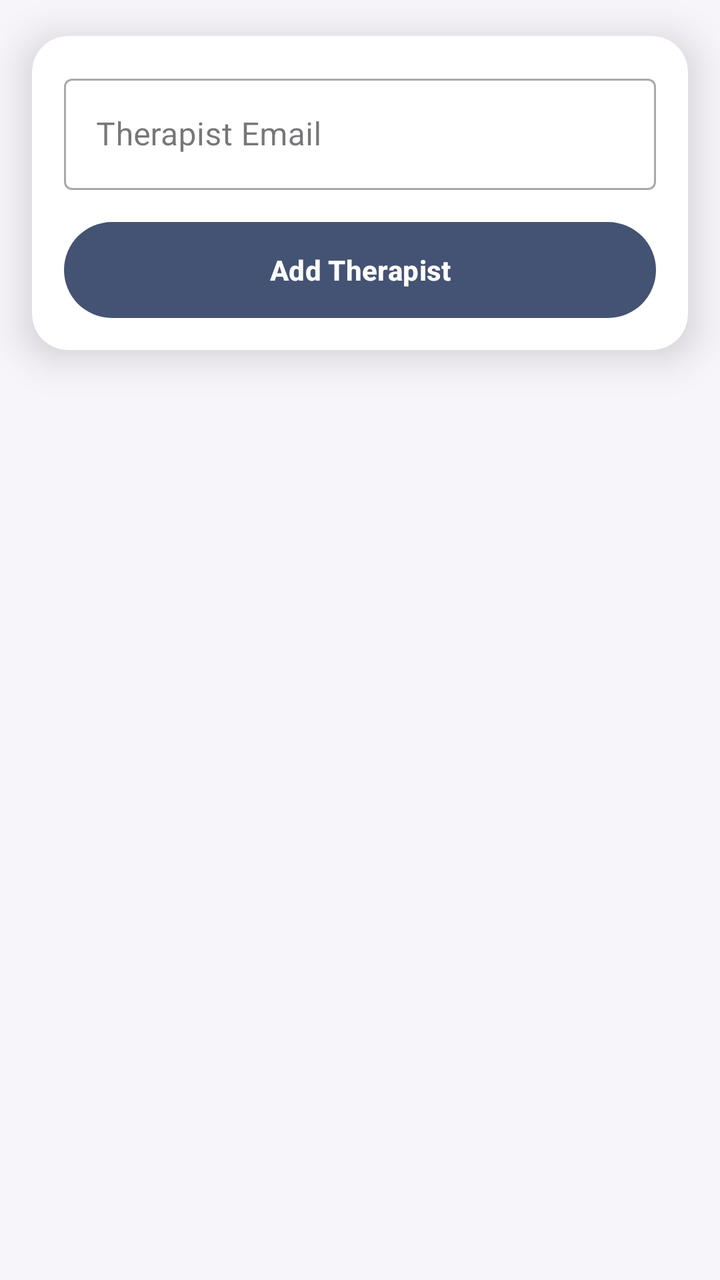
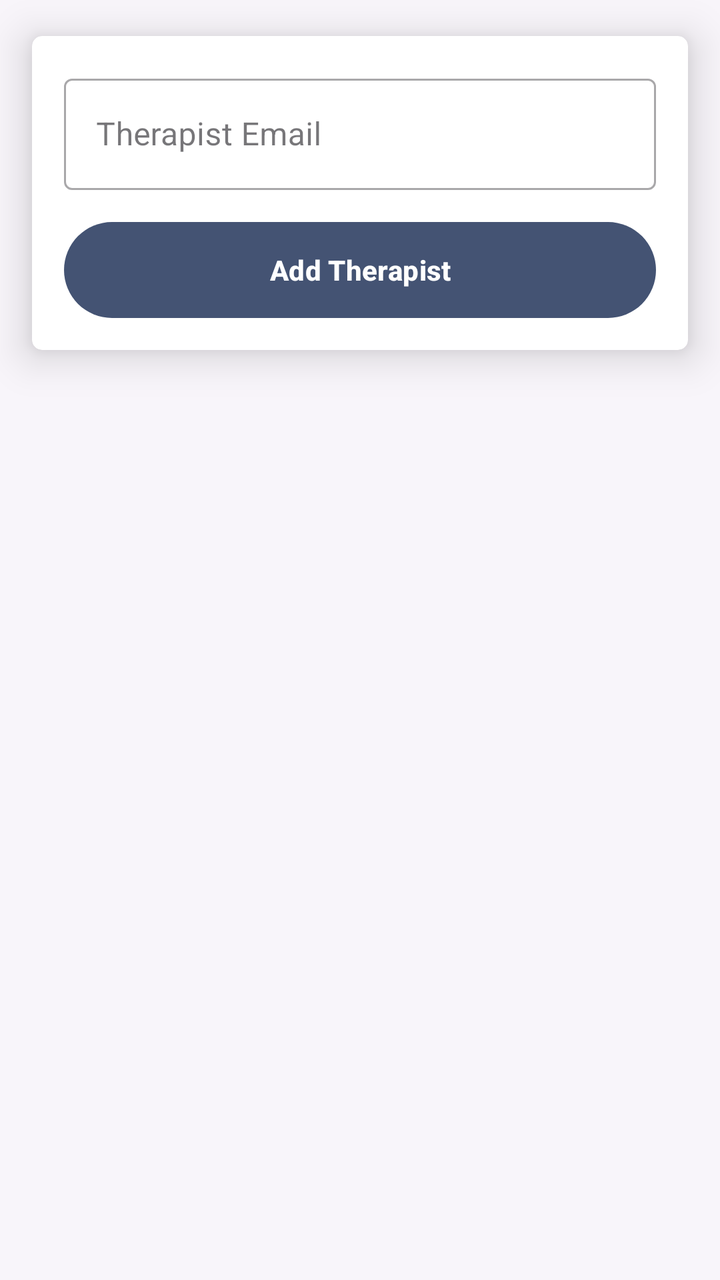

Two renders of the same Android screen: before a commit and after it. Below are the layout's source before the change and the commit's diff.
<!-- AndroidManifest.xml: application theme AppTheme -->
<!-- res/layout/fragment_add_therapist.xml -->
<?xml version="1.0" encoding="utf-8"?>
<layout xmlns:android="http://schemas.android.com/apk/res/android" xmlns:app="http://schemas.android.com/apk/res-auto">
    <androidx.constraintlayout.widget.ConstraintLayout
        android:layout_width="match_parent" android:layout_height="match_parent"
        android:background="@color/clinicScreenBackground" android:fitsSystemWindows="true">
        <TextView
            android:id="@+id/errorTextView"
            android:layout_width="0dp"
            android:layout_height="wrap_content"
            android:layout_marginStart="16dp"
            android:layout_marginTop="16dp"
            android:layout_marginEnd="16dp"
            android:background="@drawable/bg_login_error"
            android:gravity="center_vertical"
            android:includeFontPadding="false"
            android:paddingStart="12dp"
            android:paddingTop="10dp"
            android:paddingEnd="12dp"
            android:paddingBottom="10dp"
            android:textColor="@color/offlineRedOutlineDark"
            android:textSize="13sp"
            android:textStyle="bold"
            android:visibility="gone"
            app:layout_constraintEnd_toEndOf="parent"
            app:layout_constraintStart_toStartOf="parent"
            app:layout_constraintTop_toTopOf="parent" />
        <com.google.android.material.card.MaterialCardView
            android:layout_width="match_parent" android:layout_height="wrap_content"
            android:layout_marginStart="16dp" android:layout_marginTop="18dp" android:layout_marginEnd="16dp"
            app:cardBackgroundColor="@color/clinicCardBackground" app:cardCornerRadius="18dp" app:cardElevation="12dp"
            app:strokeColor="@android:color/transparent" app:strokeWidth="0dp"
            app:layout_constraintEnd_toEndOf="parent" app:layout_constraintStart_toStartOf="parent"
            app:layout_constraintTop_toBottomOf="@id/errorTextView">
            <LinearLayout
                android:layout_width="match_parent" android:layout_height="wrap_content"
                android:orientation="vertical" android:padding="16dp">
                <com.google.android.material.textfield.TextInputLayout
                    android:id="@+id/therapistEmailLayout" style="@style/Widget.MaterialComponents.TextInputLayout.OutlinedBox"
                    android:layout_width="match_parent" android:layout_height="wrap_content" android:hint="Therapist Email">
                    <com.google.android.material.textfield.TextInputEditText
                        android:id="@+id/therapistEmailEditText" android:layout_width="match_parent" android:layout_height="wrap_content"
                        android:inputType="textEmailAddress" />
                </com.google.android.material.textfield.TextInputLayout>
                <com.google.android.material.button.MaterialButton
                    android:id="@+id/addTherapistButton" android:layout_width="match_parent" android:layout_height="48dp"
                    android:layout_marginTop="16dp" android:background="@drawable/bg_primary_button" android:paddingHorizontal="20dp"
                    android:text="Add Therapist" android:textColor="@android:color/white" android:textStyle="bold"
                    app:backgroundTint="@null" />
            </LinearLayout>
        </com.google.android.material.card.MaterialCardView>
        <include
            android:id="@+id/loadingViewInclude" layout="@layout/view_loading" android:layout_width="match_parent" android:layout_height="match_parent"
            app:layout_constraintBottom_toBottomOf="parent" app:layout_constraintEnd_toEndOf="parent"
            app:layout_constraintStart_toStartOf="parent" app:layout_constraintTop_toTopOf="parent" />
    </androidx.constraintlayout.widget.ConstraintLayout>
</layout>
<!-- res/layout/view_loading.xml (included above) -->
<?xml version="1.0" encoding="utf-8"?>
<androidx.constraintlayout.widget.ConstraintLayout xmlns:android="http://schemas.android.com/apk/res/android"
    android:layout_width="match_parent"
    android:layout_height="match_parent">
    <LinearLayout
        android:id="@+id/loading_view"
        android:layout_width="match_parent"
        android:layout_height="match_parent"
        android:gravity="center"
        android:orientation="vertical"
        android:visibility="gone"
        android:background="#ccffffff"
        >

        <ProgressBar
            android:layout_width="wrap_content"
            android:layout_height="wrap_content" />
    </LinearLayout>
</androidx.constraintlayout.widget.ConstraintLayout>
<!-- resources referenced by this layout -->
<resources>
  <color name="clinicCardBackground">#FFFFFF</color>
  <color name="clinicScreenBackground">#F8F5FA</color>
  <color name="offlineRedOutlineDark">#B15853</color>
  <!-- drawable bg_login_error (drawable) -->
  <?xml version="1.0" encoding="utf-8"?>
  <shape xmlns:android="http://schemas.android.com/apk/res/android"
      android:shape="rectangle">
      <solid android:color="#FDECEA" />
      <corners android:radius="12dp" />
  </shape>
  <!-- drawable bg_primary_button (drawable) -->
  <?xml version="1.0" encoding="utf-8"?>
  <shape xmlns:android="http://schemas.android.com/apk/res/android"
      android:shape="rectangle">
      <solid android:color="@color/slateIndigo" />
      <corners android:radius="24dp" />
  </shape>
  <style name="AppTheme" parent="Theme.Material3.DayNight.NoActionBar">
          <item name="colorPrimary">@color/colorPrimary</item>
          <item name="colorPrimaryDark">@color/colorPrimaryDark</item>
          <item name="colorAccent">@color/colorAccent</item>
          <item name="android:statusBarColor">@color/slateIndigoDark</item>
          <item name="android:navigationBarColor">@android:color/white</item>
          <item name="android:windowBackground">@color/slateIndigo</item>
          <item name="android:windowLightStatusBar">false</item>
          <item name="android:windowDrawsSystemBarBackgrounds">true</item>
      </style>
  <color name="slateIndigo">#445373</color>
  <color name="colorPrimary">#445373</color>
  <color name="colorPrimaryDark">#35415A</color>
  <color name="colorAccent">#D81B60</color>
  <color name="slateIndigoDark">#3B4864</color>
</resources>

<!-- the commit's change to res/layout/fragment_add_therapist.xml (unified diff, before → after) -->
@@ -27,7 +27,7 @@
         <com.google.android.material.card.MaterialCardView
             android:layout_width="match_parent" android:layout_height="wrap_content"
             android:layout_marginStart="16dp" android:layout_marginTop="18dp" android:layout_marginEnd="16dp"
-            app:cardBackgroundColor="@color/clinicCardBackground" app:cardCornerRadius="18dp" app:cardElevation="12dp"
+            app:cardBackgroundColor="@color/clinicCardBackground" app:cardCornerRadius="@dimen/card_corner_radius" app:cardElevation="12dp"
             app:strokeColor="@android:color/transparent" app:strokeWidth="0dp"
             app:layout_constraintEnd_toEndOf="parent" app:layout_constraintStart_toStartOf="parent"
             app:layout_constraintTop_toBottomOf="@id/errorTextView">
<!-- resource entries referenced after the edit -->
@@ -3,6 +3,7 @@
   <color name="clinicCardBackground">#FFFFFF</color>
   <color name="clinicScreenBackground">#F8F5FA</color>
   <color name="offlineRedOutlineDark">#B15853</color>
+  <dimen name="card_corner_radius">5dp</dimen>
   <!-- drawable bg_login_error (drawable) -->
   <?xml version="1.0" encoding="utf-8"?>
   <shape xmlns:android="http://schemas.android.com/apk/res/android"
